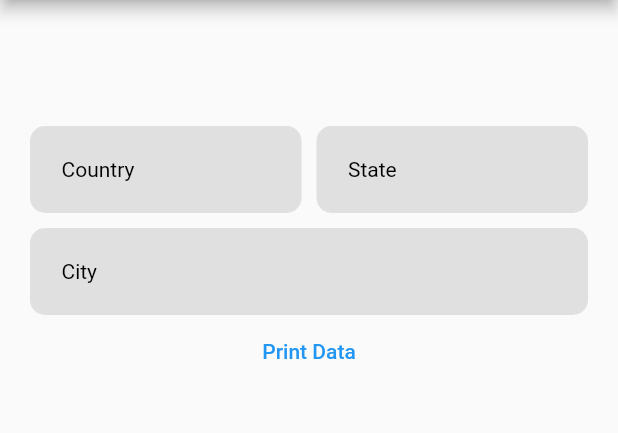
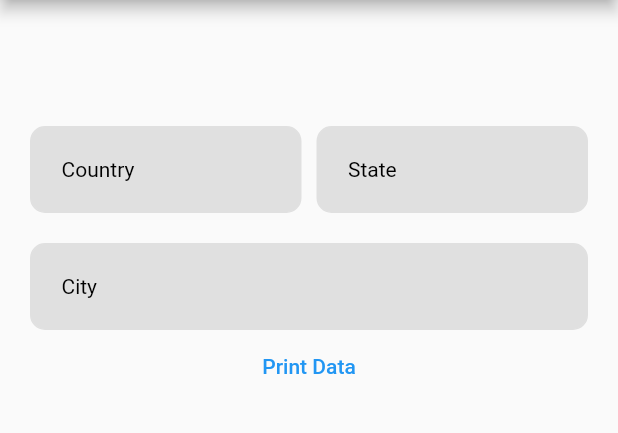
Before and after one commit to rathod-mehul-1011/csc_picker, a Flutter app: the screen it shows after launch, on a phone screen of 412 x 824 dp, the part 84-517 px from its top. Run offline on Flutter 3.47's test engine with Material 2 defaults, Android fonts, the phone set to English and light mode, and no system bars.

Commit message:
size between row

```diff
--- a/lib/csc_picker.dart
+++ b/lib/csc_picker.dart
@@ -830,7 +830,7 @@ class CSCPickerState extends State<CSCPicker> {
                     ],
                   ),
                   SizedBox(
-                    height: 10.0,
+                    height: 20.0,
                   ),
                   widget.showStates && widget.showCities
                       ? cityDropdown()
```
